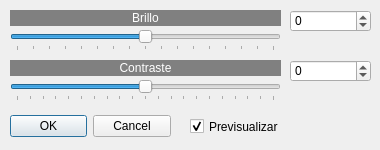
Old version of the form brillocontraste.ui in the repository neri-um/paint.
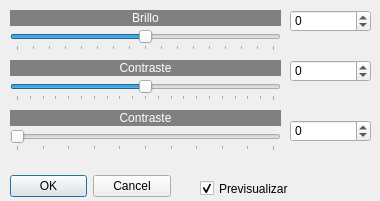
New version of the form. Icons and pictures are not drawn.

```diff
--- a/brillocontraste.ui
+++ b/brillocontraste.ui
@@ -10,25 +10,31 @@
     <x>0</x>
     <y>0</y>
     <width>380</width>
-    <height>150</height>
+    <height>201</height>
    </rect>
   </property>
   <property name="sizePolicy">
    <sizepolicy hsizetype="Fixed" vsizetype="Fixed">
     <horstretch>0</horstretch>
-    <verstretch>0</verstretch>
+    <verstretch>6</verstretch>
    </sizepolicy>
   </property>
   <property name="minimumSize">
    <size>
     <width>380</width>
-    <height>150</height>
+    <height>201</height>
    </size>
   </property>
   <property name="maximumSize">
    <size>
     <width>380</width>
-    <height>150</height>
+    <height>201</height>
+   </size>
+  </property>
+  <property name="sizeIncrement">
+   <size>
+    <width>0</width>
+    <height>6</height>
    </size>
   </property>
   <property name="windowTitle">
@@ -42,7 +48,7 @@
    <property name="geometry">
     <rect>
      <x>10</x>
-     <y>110</y>
+     <y>170</y>
      <width>161</width>
      <height>32</height>
     </rect>
@@ -182,8 +188,8 @@
   <widget class="QCheckBox" name="checkBox">
    <property name="geometry">
     <rect>
-     <x>190</x>
-     <y>118</y>
+     <x>200</x>
+     <y>180</y>
      <width>101</width>
      <height>17</height>
     </rect>
@@ -195,6 +201,67 @@
     <bool>true</bool>
    </property>
   </widget>
+  <widget class="QSlider" name="horizontalSlider_3">
+   <property name="geometry">
+    <rect>
+     <x>10</x>
+     <y>130</y>
+     <width>271</width>
+     <height>21</height>
+    </rect>
+   </property>
+   <property name="minimum">
+    <number>0</number>
+   </property>
+   <property name="maximum">
+    <number>100</number>
+   </property>
+   <property name="orientation">
+    <enum>Qt::Orientation::Horizontal</enum>
+   </property>
+   <property name="tickPosition">
+    <enum>QSlider::TickPosition::TicksBelow</enum>
+   </property>
+   <property name="tickInterval">
+    <number>10</number>
+   </property>
+  </widget>
+  <widget class="QLabel" name="label_3">
+   <property name="geometry">
+    <rect>
+     <x>10</x>
+     <y>110</y>
+     <width>271</width>
+     <height>16</height>
+    </rect>
+   </property>
+   <property name="styleSheet">
+    <string notr="true">background-color: rgb(128, 128, 128);
+color: rgb(255, 255, 255);</string>
+   </property>
+   <property name="text">
+    <string>Contraste</string>
+   </property>
+   <property name="alignment">
+    <set>Qt::AlignmentFlag::AlignCenter</set>
+   </property>
+  </widget>
+  <widget class="QSpinBox" name="spinBox_3">
+   <property name="geometry">
+    <rect>
+     <x>290</x>
+     <y>120</y>
+     <width>81</width>
+     <height>22</height>
+    </rect>
+   </property>
+   <property name="minimum">
+    <number>-100</number>
+   </property>
+   <property name="maximum">
+    <number>100</number>
+   </property>
+  </widget>
  </widget>
  <resources>
   <include location="recursos.qrc"/>
```
Left out of the diff: 8 changed lines with no effect on the pictures.
